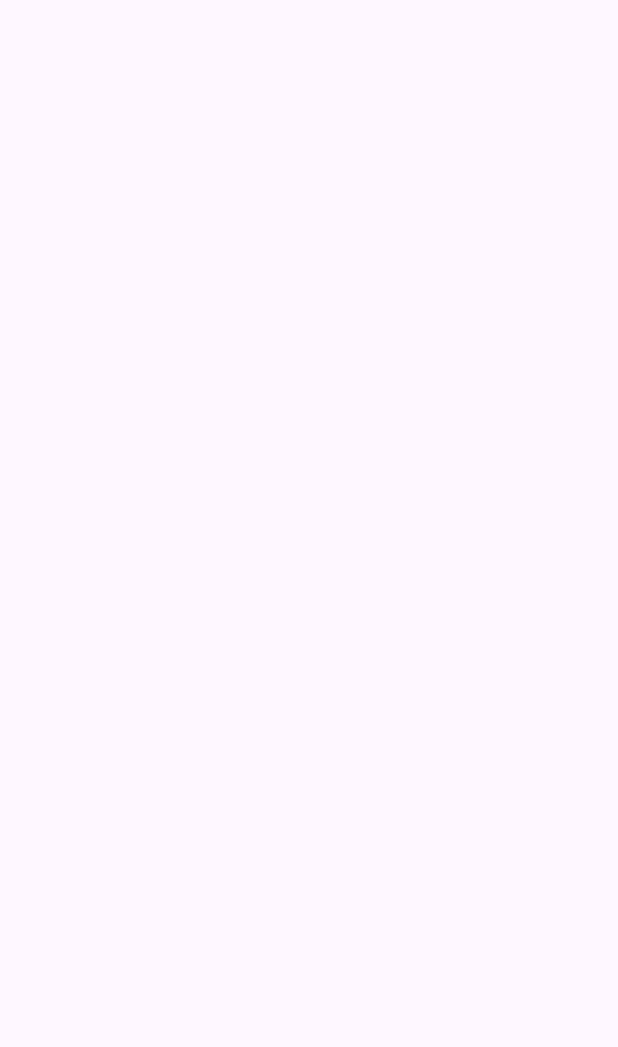
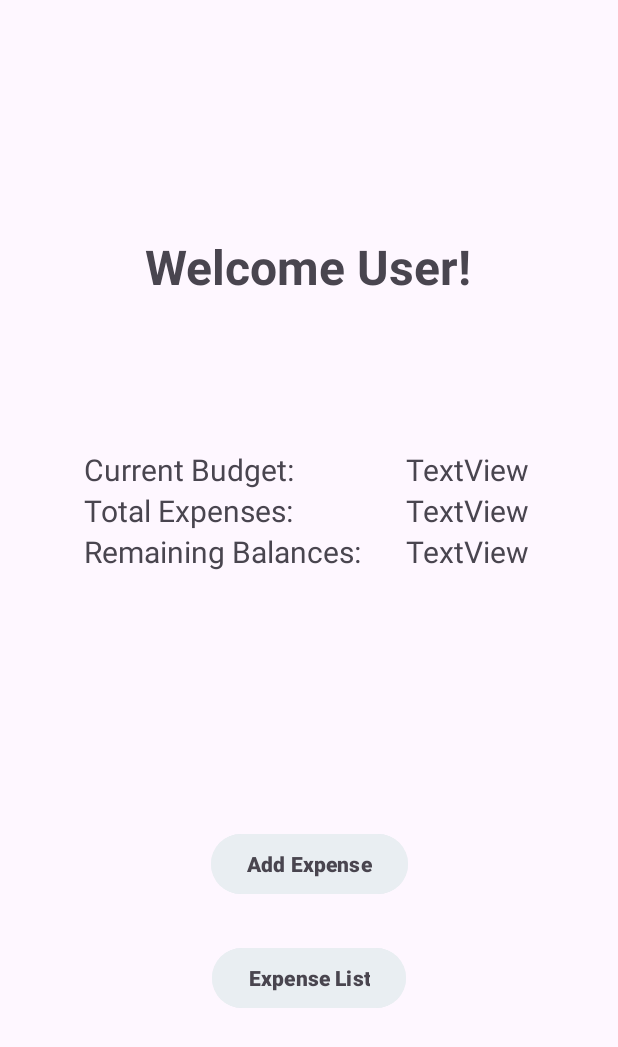
Before and after one commit to jjuliekim/Expense-Tracker-App, an Android app: the DashboardActivity screen opened directly, with no data from a screen before it, on a phone screen of 412 x 824 dp. Before the commit the part shown is empty. Shown: the top 1047 px of the screen. Run offline under Robolectric (Android 15) with nearby library versions, the phone set to English and light mode, and no system bars.

Commit message:
dashboard xml

```diff
--- a/app/src/main/res/layout/activity_dashboard.xml
+++ b/app/src/main/res/layout/activity_dashboard.xml
@@ -7,4 +7,137 @@
     android:layout_height="match_parent"
     tools:context=".DashboardActivity">
 
+    <TextView
+        android:id="@+id/textView"
+        android:layout_width="wrap_content"
+        android:layout_height="wrap_content"
+        android:layout_marginTop="113dp"
+        android:layout_marginBottom="77dp"
+        android:text="@string/welcome_user"
+        android:textSize="32sp"
+        android:textStyle="bold"
+        app:layout_constraintBottom_toTopOf="@+id/tableLayout"
+        app:layout_constraintEnd_toEndOf="parent"
+        app:layout_constraintHorizontal_bias="0.497"
+        app:layout_constraintStart_toStartOf="parent"
+        app:layout_constraintTop_toTopOf="parent"
+        app:layout_constraintVertical_bias="0.651" />
+
+    <TableLayout
+        android:id="@+id/tableLayout"
+        android:layout_width="300dp"
+        android:layout_height="0dp"
+        android:layout_marginStart="24dp"
+        android:layout_marginTop="299dp"
+        android:layout_marginEnd="24dp"
+        android:layout_marginBottom="80dp"
+        app:layout_constraintBottom_toTopOf="@+id/button2"
+        app:layout_constraintEnd_toEndOf="parent"
+        app:layout_constraintStart_toStartOf="parent"
+        app:layout_constraintTop_toTopOf="parent">
+
+        <TableRow
+            android:layout_width="match_parent"
+            android:layout_height="match_parent"
+            android:orientation="vertical">
+
+            <TextView
+                android:id="@+id/textView2"
+                android:layout_width="wrap_content"
+                android:layout_height="wrap_content"
+                android:text="@string/current_budget"
+                android:textSize="20sp" />
+
+            <Space
+                android:layout_width="30dp"
+                android:layout_height="wrap_content" />
+
+            <TextView
+                android:id="@+id/textView6"
+                android:layout_width="wrap_content"
+                android:layout_height="wrap_content"
+                android:text="TextView"
+                android:textAlignment="viewStart"
+                android:textSize="20sp" />
+        </TableRow>
+
+        <TableRow
+            android:layout_width="match_parent"
+            android:layout_height="match_parent">
+
+            <TextView
+                android:id="@+id/textView4"
+                android:layout_width="wrap_content"
+                android:layout_height="wrap_content"
+                android:text="@string/total_expenses"
+                android:textSize="20sp" />
+
+            <Space
+                android:layout_width="wrap_content"
+                android:layout_height="wrap_content" />
+
+            <TextView
+                android:id="@+id/textView7"
+                android:layout_width="wrap_content"
+                android:layout_height="wrap_content"
+                android:text="TextView"
+                android:textAlignment="viewStart"
+                android:textSize="20sp" />
+        </TableRow>
+
+        <TableRow
+            android:layout_width="match_parent"
+            android:layout_height="match_parent">
+
+            <TextView
+                android:id="@+id/textView5"
+                android:layout_width="wrap_content"
+                android:layout_height="wrap_content"
+                android:text="@string/remaining_balances"
+                android:textSize="20sp" />
+
+            <Space
+                android:layout_width="wrap_content"
+                android:layout_height="wrap_content" />
+
+            <TextView
+                android:id="@+id/textView8"
+                android:layout_width="wrap_content"
+                android:layout_height="wrap_content"
+                android:text="TextView"
+                android:textAlignment="viewStart"
+                android:textSize="20sp" />
+        </TableRow>
+
+    </TableLayout>
+
+    <Button
+        android:id="@+id/button2"
+        android:layout_width="wrap_content"
+        android:layout_height="wrap_content"
+        android:layout_marginBottom="28dp"
+        android:backgroundTint="#E9EEF2"
+        android:text="@string/add_expense"
+        android:textColor="#49454F"
+        android:textStyle="bold"
+        app:layout_constraintBottom_toTopOf="@+id/button3"
+        app:layout_constraintEnd_toEndOf="parent"
+        app:layout_constraintHorizontal_bias="0.5"
+        app:layout_constraintStart_toStartOf="parent"
+        app:layout_constraintTop_toBottomOf="@+id/tableLayout" />
+
+    <Button
+        android:id="@+id/button3"
+        android:layout_width="wrap_content"
+        android:layout_height="wrap_content"
+        android:layout_marginBottom="148dp"
+        android:backgroundTint="#E9EEF2"
+        android:text="@string/expense_list"
+        android:textColor="#49454F"
+        android:textStyle="bold"
+        app:layout_constraintBottom_toBottomOf="parent"
+        app:layout_constraintEnd_toEndOf="parent"
+        app:layout_constraintHorizontal_bias="0.5"
+        app:layout_constraintStart_toStartOf="parent"
+        app:layout_constraintTop_toBottomOf="@+id/button2" />
 </androidx.constraintlayout.widget.ConstraintLayout>
--- a/app/src/main/res/values/strings.xml
+++ b/app/src/main/res/values/strings.xml
@@ -4,4 +4,10 @@
     <string name="username">Enter Username</string>
     <string name="password">Enter Password</string>
     <string name="signup_reg">Sign Up / Register</string>
+    <string name="welcome_user">Welcome User!</string>
+    <string name="add_expense">Add Expense</string>
+    <string name="expense_list">Expense List</string>
+    <string name="current_budget">Current Budget:</string>
+    <string name="total_expenses">Total Expenses:</string>
+    <string name="remaining_balances">Remaining Balances:</string>
 </resources>
```
